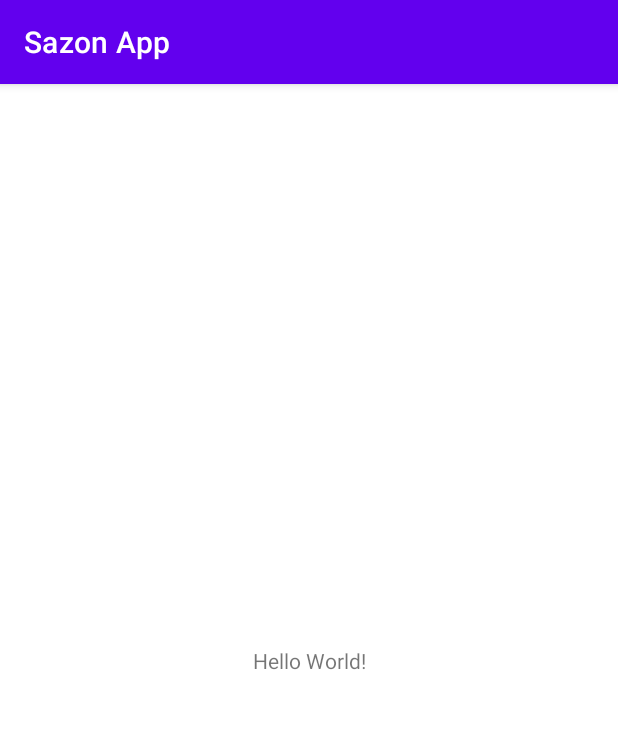
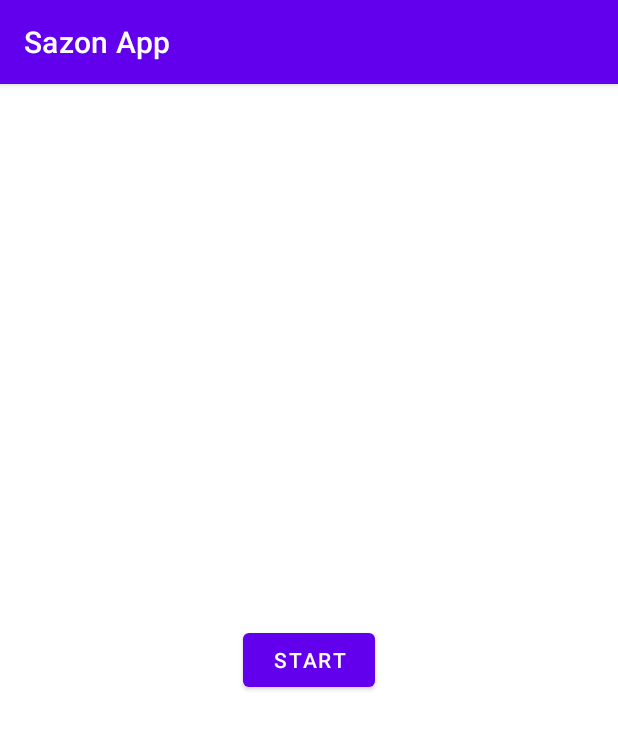
Before and after one commit to Namoku/SazonApp, an Android app: the screen it shows after launch (MainActivity), on a phone screen of 412 x 824 dp. Shown: the top 729 px of the screen. Run offline under Robolectric (Android 15) with nearby library versions, the phone set to English and light mode, and no system bars.

```diff
--- a/app/build.gradle
+++ b/app/build.gradle
@@ -1,5 +1,6 @@
 plugins {
     id 'com.android.application'
+    id 'com.google.gms.google-services'
 }
 
 android {
@@ -39,6 +40,7 @@ dependencies {
     implementation 'androidx.lifecycle:lifecycle-viewmodel-ktx:2.3.1'
     implementation 'androidx.navigation:navigation-fragment:2.3.5'
     implementation 'androidx.navigation:navigation-ui:2.3.5'
+    implementation 'com.google.firebase:firebase-database:20.0.3'
     testImplementation 'junit:junit:4.+'
     androidTestImplementation 'androidx.test.ext:junit:1.1.3'
     androidTestImplementation 'androidx.test.espresso:espresso-core:3.4.0'
--- a/app/src/main/AndroidManifest.xml
+++ b/app/src/main/AndroidManifest.xml
@@ -10,6 +10,11 @@
         android:supportsRtl="true"
         android:theme="@style/Theme.SazonApp">
         <activity
+            android:name=".HomeActivity"
+            android:exported="false"
+            android:label="@string/title_activity_home"
+            android:theme="@style/Theme.SazonApp.NoActionBar" />
+        <activity
             android:name=".MainActivity"
             android:exported="true">
             <intent-filter>
--- a/app/src/main/java/com/timrocket/sazonapp/MainActivity.java
+++ b/app/src/main/java/com/timrocket/sazonapp/MainActivity.java
@@ -2,13 +2,25 @@ package com.timrocket.sazonapp;
 
 import androidx.appcompat.app.AppCompatActivity;
 
+import android.content.Intent;
 import android.os.Bundle;
+import android.view.View;
+import android.widget.Button;
 
 public class MainActivity extends AppCompatActivity {
-
+    Button start;
+    Intent a;
     @Override
     protected void onCreate(Bundle savedInstanceState) {
         super.onCreate(savedInstanceState);
         setContentView(R.layout.activity_main);
+        start = (Button) findViewById(R.id.btnstart);
+        start.setOnClickListener(new View.OnClickListener() {
+            @Override
+            public void onClick(View view) {
+                Intent a = new Intent(MainActivity.this,HomeActivity.class);
+                startActivity(a);
+            }
+        });
     }
 }
--- a/app/src/main/res/layout/activity_main.xml
+++ b/app/src/main/res/layout/activity_main.xml
@@ -6,14 +6,13 @@
     android:layout_height="match_parent"
     tools:context=".MainActivity">
 
-
-    <TextView
+    <Button
+        android:id="@+id/btnstart"
         android:layout_width="wrap_content"
         android:layout_height="wrap_content"
-        android:text="Hello World!"
+        android:text="Start"
         app:layout_constraintBottom_toBottomOf="parent"
-        app:layout_constraintLeft_toLeftOf="parent"
-        app:layout_constraintRight_toRightOf="parent"
+        app:layout_constraintEnd_toEndOf="parent"
+        app:layout_constraintStart_toStartOf="parent"
         app:layout_constraintTop_toTopOf="parent" />
-
 </androidx.constraintlayout.widget.ConstraintLayout>
--- a/build.gradle
+++ b/build.gradle
@@ -6,6 +6,7 @@ buildscript {
     }
     dependencies {
         classpath "com.android.tools.build:gradle:7.0.4"
+        classpath 'com.google.gms:google-services:4.3.10'
 
         // NOTE: Do not place your application dependencies here; they belong
         // in the individual module build.gradle files
```
Also changed, not shown: 1 other file.
